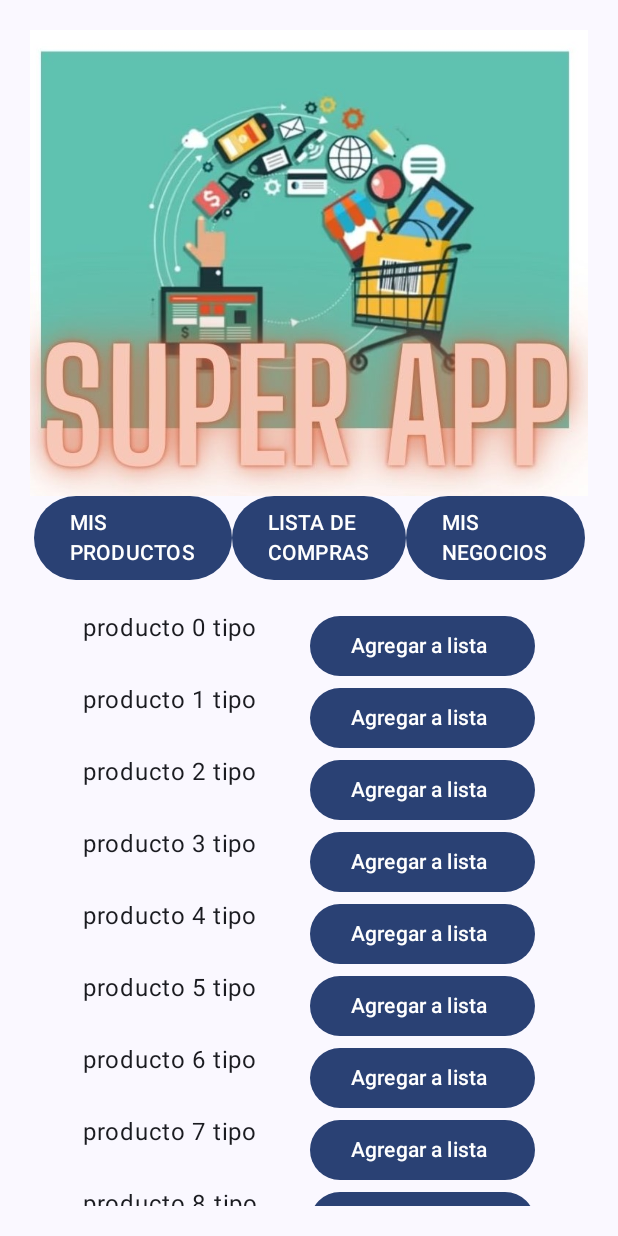
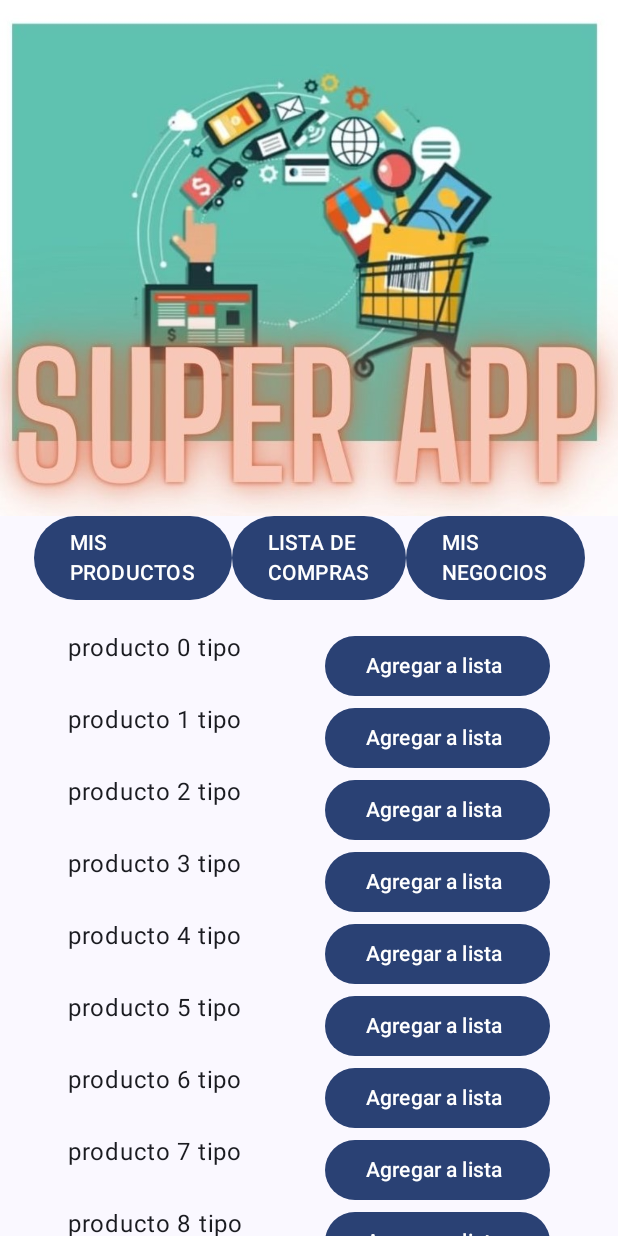
Before and after one commit to MarioAndres75/pruebas-Screen, an Android app built with Jetpack Compose: the screen it shows after launch (MainActivity), on a phone screen of 412 x 824 dp. Run offline under Robolectric (Android 15) with nearby library versions, the phone set to English and light mode, and no system bars.

```diff
--- a/app/src/main/java/com/example/preubasmobil3segundoarchivo/MainActivity.kt
+++ b/app/src/main/java/com/example/preubasmobil3segundoarchivo/MainActivity.kt
@@ -45,7 +45,7 @@ class MainActivity : ComponentActivity() {
 @Composable
 fun Greeting(name: String, modifier: Modifier = Modifier) {
     val scrollState = rememberScrollState()
-       Column (modifier = Modifier.fillMaxSize().padding(20.dp), //pantalla
+       Column (modifier = Modifier.fillMaxSize(), //pantalla
         horizontalAlignment = Alignment.CenterHorizontally){
 
         Image(alignment = Alignment.Center,                   //logo
```
